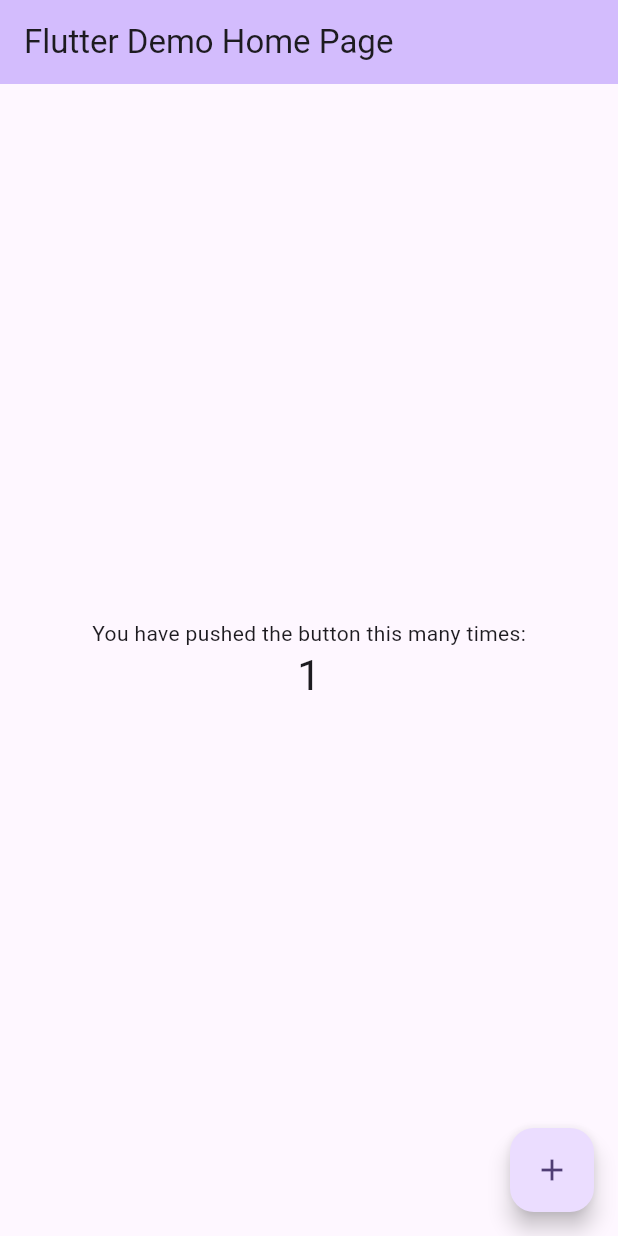
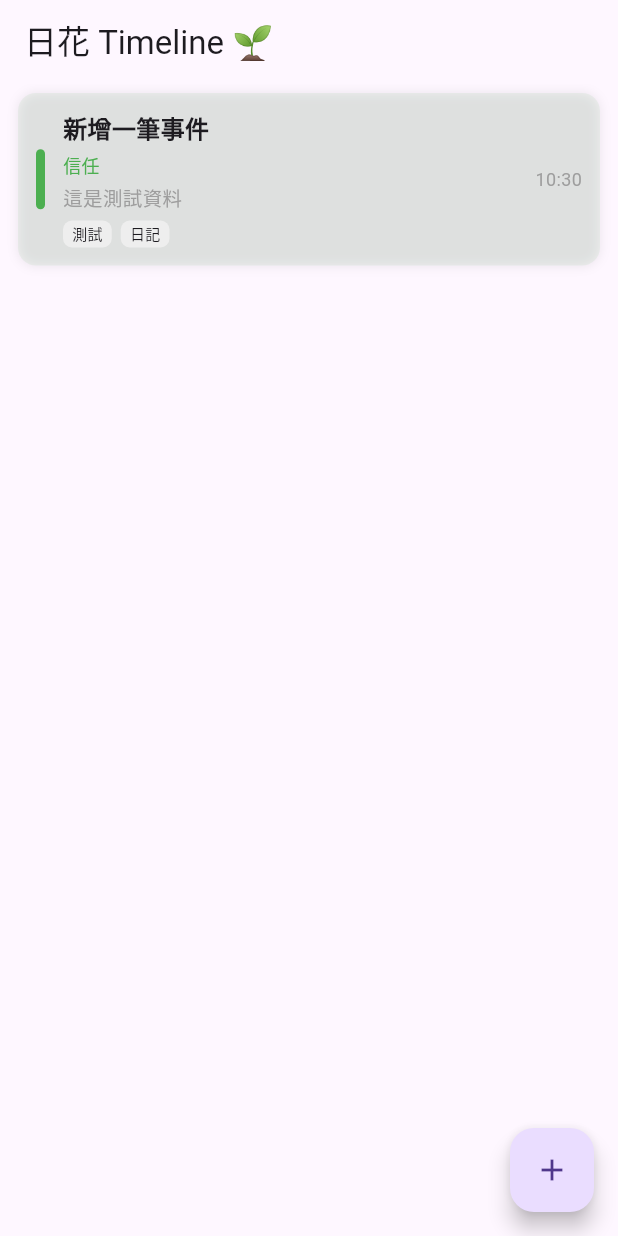
Before and after one commit to doyu-white777/Jit-Hue, a Flutter app: the screen it shows after launch, after a tap on the "add" icon, on a phone screen of 412 x 824 dp. Run offline on Flutter 3.47's test engine with Material 3 defaults, Android fonts, the phone set to English and light mode, and no system bars.

Commit message:
新增事件時間軸初版雛形

```diff
--- a/lib/main.dart
+++ b/lib/main.dart
@@ -1,4 +1,9 @@
+import 'dart:math';
+
 import 'package:flutter/material.dart';
+import 'package:jit_hue/widget/event_timeline.dart';
+import 'package:jit_hue/widget_model/emotion_type.dart';
+import 'package:jit_hue/widget_model/event_info.dart';
 
 void main() {
   runApp(const MyApp());
@@ -7,116 +12,54 @@ void main() {
 class MyApp extends StatelessWidget {
   const MyApp({super.key});
 
-  // This widget is the root of your application.
   @override
   Widget build(BuildContext context) {
-    return MaterialApp(
-      title: 'Flutter Demo',
-      theme: ThemeData(
-        // This is the theme of your application.
-        //
-        // TRY THIS: Try running your application with "flutter run". You'll see
-        // the application has a purple toolbar. Then, without quitting the app,
-        // try changing the seedColor in the colorScheme below to Colors.green
-        // and then invoke "hot reload" (save your changes or press the "hot
-        // reload" button in a Flutter-supported IDE, or press "r" if you used
-        // the command line to start the app).
-        //
-        // Notice that the counter didn't reset back to zero; the application
-        // state is not lost during the reload. To reset the state, use hot
-        // restart instead.
-        //
-        // This works for code too, not just values: Most code changes can be
-        // tested with just a hot reload.
-        colorScheme: ColorScheme.fromSeed(seedColor: Colors.deepPurple),
-      ),
-      home: const MyHomePage(title: 'Flutter Demo Home Page'),
-    );
+    return const MaterialApp(home: TimelinePage());
   }
 }
 
-class MyHomePage extends StatefulWidget {
-  const MyHomePage({super.key, required this.title});
-
-  // This widget is the home page of your application. It is stateful, meaning
-  // that it has a State object (defined below) that contains fields that affect
-  // how it looks.
-
-  // This class is the configuration for the state. It holds the values (in this
-  // case the title) provided by the parent (in this case the App widget) and
-  // used by the build method of the State. Fields in a Widget subclass are
-  // always marked "final".
-
-  final String title;
+/// 🧾 Timeline 頁面（你的主畫面）
+class TimelinePage extends StatefulWidget {
+  const TimelinePage({super.key});
 
   @override
-  State<MyHomePage> createState() => _MyHomePageState();
+  State<TimelinePage> createState() => _TimelinePageState();
 }
 
-class _MyHomePageState extends State<MyHomePage> {
-  int _counter = 0;
-
-  void _incrementCounter() {
-    setState(() {
-      // This call to setState tells the Flutter framework that something has
-      // changed in this State, which causes it to rerun the build method below
-      // so that the display can reflect the updated values. If we changed
-      // _counter without calling setState(), then the build method would not be
-      // called again, and so nothing would appear to happen.
-      _counter++;
-    });
-  }
+class _TimelinePageState extends State<TimelinePage> {
+  /// 🔑 控制整個 Timeline（不是單一卡片）
+  final GlobalKey<EventTimelineWidgetState> timelineKey = GlobalKey();
 
   @override
   Widget build(BuildContext context) {
-    // This method is rerun every time setState is called, for instance as done
-    // by the _incrementCounter method above.
-    //
-    // The Flutter framework has been optimized to make rerunning build methods
-    // fast, so that you can just rebuild anything that needs updating rather
-    // than having to individually change instances of widgets.
     return Scaffold(
-      appBar: AppBar(
-        // TRY THIS: Try changing the color here to a specific color (to
-        // Colors.amber, perhaps?) and trigger a hot reload to see the AppBar
-        // change color while the other colors stay the same.
-        backgroundColor: Theme.of(context).colorScheme.inversePrimary,
-        // Here we take the value from the MyHomePage object that was created by
-        // the App.build method, and use it to set our appbar title.
-        title: Text(widget.title),
+      appBar: AppBar(title: const Text("日花 Timeline 🌱")),
+
+      /// 📦 Timeline 容器
+      body: EventTimelineWidget(key: timelineKey),
+
+      /// ➕ 測試新增事件
+      floatingActionButton: FloatingActionButton(
+        onPressed: () {
+          timelineKey.currentState?.addEvent(
+            EventInfo(
+              title: "新增一筆事件",
+              description: "這是測試資料",
+              time: DateTime.now(),
+              emotion: randomEmotion(),
+              // 🔥 這裡
+              tags: ["測試", "日記"],
+            ),
+          );
+        },
+        child: const Icon(Icons.add),
       ),
-      body: Center(
-        // Center is a layout widget. It takes a single child and positions it
-        // in the middle of the parent.
-        child: Column(
-          // Column is also a layout widget. It takes a list of children and
-          // arranges them vertically. By default, it sizes itself to fit its
-          // children horizontally, and tries to be as tall as its parent.
-          //
-          // Column has various properties to control how it sizes itself and
-          // how it positions its children. Here we use mainAxisAlignment to
-          // center the children vertically; the main axis here is the vertical
-          // axis because Columns are vertical (the cross axis would be
-          // horizontal).
-          //
-          // TRY THIS: Invoke "debug painting" (choose the "Toggle Debug Paint"
-          // action in the IDE, or press "p" in the console), to see the
-          // wireframe for each widget.
-          mainAxisAlignment: MainAxisAlignment.center,
-          children: <Widget>[
-            const Text('You have pushed the button this many times:'),
-            Text(
-              '$_counter',
-              style: Theme.of(context).textTheme.headlineMedium,
-            ),
-          ],
-        ),
-      ),
-      floatingActionButton: FloatingActionButton(
-        onPressed: _incrementCounter,
-        tooltip: 'Increment',
-        child: const Icon(Icons.add),
-      ), // This trailing comma makes auto-formatting nicer for build methods.
     );
   }
+
+  EmotionType randomEmotion() {
+    final values = EmotionType.values;
+    final random = Random();
+    return values[random.nextInt(values.length)];
+  }
 }
--- /dev/null
+++ b/lib/widget/animated_event_item.dart
@@ -0,0 +1,63 @@
+import 'package:flutter/material.dart';
+import 'package:jit_hue/widget/event_card.dart';
+import 'package:jit_hue/widget_model/event_info.dart';
+
+/// 🎬 AnimatedEventItem
+/// 👉 單一事件的「動畫包裝器」
+///
+/// 職責：
+/// - 控制進場動畫（fade + slide）
+/// - 包裝 EventCardWidget
+class AnimatedEventItem extends StatefulWidget {
+  final EventInfo event;
+
+  const AnimatedEventItem({super.key, required this.event});
+
+  @override
+  State<AnimatedEventItem> createState() => _AnimatedEventItemState();
+}
+
+class _AnimatedEventItemState extends State<AnimatedEventItem>
+    with SingleTickerProviderStateMixin {
+  late AnimationController _controller;
+  late Animation<double> _fade;
+  late Animation<Offset> _slide;
+
+  @override
+  void initState() {
+    super.initState();
+
+    /// 🎬 初始化動畫
+    _controller = AnimationController(
+      vsync: this,
+      duration: const Duration(milliseconds: 400),
+    );
+
+    _fade = CurvedAnimation(parent: _controller, curve: Curves.easeOut);
+
+    _slide = Tween<Offset>(
+      begin: const Offset(0, 0.2), // 從下滑入
+      end: Offset.zero,
+    ).animate(_controller);
+
+    /// 👉 元件建立時直接播放（新增事件時觸發）
+    _controller.forward();
+  }
+
+  @override
+  void dispose() {
+    _controller.dispose();
+    super.dispose();
+  }
+
+  @override
+  Widget build(BuildContext context) {
+    return FadeTransition(
+      opacity: _fade,
+      child: SlideTransition(
+        position: _slide,
+        child: EventCardWidget(event: widget.event),
+      ),
+    );
+  }
+}
--- /dev/null
+++ b/lib/widget/event_card.dart
@@ -0,0 +1,166 @@
+import 'package:flutter/material.dart';
+import 'package:jit_hue/widget_model/event_info.dart';
+import 'package:jit_hue/widget_model/emotion_type.dart';
+
+/// 🎴 EventCardWidget
+/// 👉 單一事件卡片（純 UI，資料驅動）
+///
+/// 特點：
+/// - 使用 EmotionType 控制顏色
+/// - 支援情緒標籤顯示
+/// - 可擴展（點擊 / 展開 / 編輯）
+class EventCardWidget extends StatelessWidget {
+  /// 📦 事件資料
+  final EventInfo event;
+
+  /// 🧩 點擊事件（可選）
+  final VoidCallback? onTap;
+
+  const EventCardWidget({
+    super.key,
+    required this.event,
+    this.onTap,
+  });
+
+  @override
+  Widget build(BuildContext context) {
+    final emotionColor = event.emotion?.color ?? Colors.grey;
+
+    return GestureDetector(
+      onTap: onTap,
+      child: Container(
+        margin: const EdgeInsets.symmetric(vertical: 6, horizontal: 12),
+        padding: const EdgeInsets.all(12),
+        decoration: BoxDecoration(
+          /// 🎨 淡色背景（有情緒時才有）
+          color: event.emotion != null
+              ? emotionColor.withOpacity(0.08)
+              : Colors.white,
+
+          borderRadius: BorderRadius.circular(12),
+
+          /// 🌫️ 陰影
+          boxShadow: [
+            BoxShadow(
+              blurRadius: 6,
+              color: Colors.black.withOpacity(0.08),
+            ),
+          ],
+        ),
+        child: Row(
+          children: [
+            /// 🟡 左側情緒色條
+            _buildTimelineIndicator(emotionColor),
+
+            const SizedBox(width: 12),
+
+            /// 📝 內容區
+            Expanded(child: _buildContent(emotionColor)),
+
+            /// ⏰ 時間
+            _buildTime(),
+          ],
+        ),
+      ),
+    );
+  }
+
+  /// 🟡 左側情緒色條
+  Widget _buildTimelineIndicator(Color color) {
+    return Container(
+      width: 6,
+      height: 40,
+      decoration: BoxDecoration(
+        color: color,
+        borderRadius: BorderRadius.circular(3),
+      ),
+    );
+  }
+
+  /// 📝 內容區
+  Widget _buildContent(Color emotionColor) {
+    return Column(
+      crossAxisAlignment: CrossAxisAlignment.start,
+      children: [
+        /// 標題
+        Text(
+          event.title,
+          style: const TextStyle(
+            fontSize: 16,
+            fontWeight: FontWeight.bold,
+          ),
+        ),
+
+        /// 情緒標籤（🔥 核心）
+        if (event.emotion != null)
+          Padding(
+            padding: const EdgeInsets.only(top: 4),
+            child: Text(
+              event.emotion!.label,
+              style: TextStyle(
+                fontSize: 12,
+                color: emotionColor,
+                fontWeight: FontWeight.w500,
+              ),
+            ),
+          ),
+
+        /// 描述
+        if (event.description != null)
+          Padding(
+            padding: const EdgeInsets.only(top: 4),
+            child: Text(
+              event.description!,
+              style: const TextStyle(
+                fontSize: 13,
+                color: Colors.grey,
+              ),
+            ),
+          ),
+
+        /// 🏷️ Tags
+        if (event.tags != null && event.tags!.isNotEmpty)
+          Padding(
+            padding: const EdgeInsets.only(top: 6),
+            child: Wrap(
+              spacing: 6,
+              children: event.tags!
+                  .map((tag) => _buildTag(tag))
+                  .toList(),
+            ),
+          ),
+      ],
+    );
+  }
+
+  /// 🏷️ Tag UI
+  Widget _buildTag(String tag) {
+    return Container(
+      padding: const EdgeInsets.symmetric(horizontal: 6, vertical: 2),
+      decoration: BoxDecoration(
+        color: Colors.grey.shade200,
+        borderRadius: BorderRadius.circular(6),
+      ),
+      child: Text(
+        tag,
+        style: const TextStyle(fontSize: 10),
+      ),
+    );
+  }
+
+  /// ⏰ 時間
+  Widget _buildTime() {
+    return Text(
+      _formatTime(event.time),
+      style: const TextStyle(
+        fontSize: 12,
+        color: Colors.grey,
+      ),
+    );
+  }
+
+  /// 🕒 時間格式
+  String _formatTime(DateTime time) {
+    return "${time.hour.toString().padLeft(2, '0')}:${time.minute.toString().padLeft(2, '0')}";
+  }
+}
--- /dev/null
+++ b/lib/widget/event_timeline.dart
@@ -0,0 +1,52 @@
+import 'package:flutter/material.dart';
+import 'package:jit_hue/widget/animated_event_item.dart';
+import 'package:jit_hue/widget_model/event_info.dart';
+
+class EventTimelineWidget extends StatefulWidget {
+  const EventTimelineWidget({super.key});
+
+  @override
+  State<EventTimelineWidget> createState() => EventTimelineWidgetState();
+}
+
+class EventTimelineWidgetState extends State<EventTimelineWidget> {
+  final List<EventInfo> _events = [];
+
+  /// 🔥 新增事件（核心入口）
+  void addEvent(EventInfo event) {
+    setState(() {
+      _events.insert(0, event); // 最新在最上面
+    });
+  }
+
+  /// 🧠 可選：清空
+  void clear() {
+    setState(() {
+      _events.clear();
+    });
+  }
+
+  @override
+  Widget build(BuildContext context) {
+    if (_events.isEmpty) {
+      return const Center(
+        child: Text(
+          "尚未建立任何事件",
+          style: TextStyle(color: Colors.grey),
+        ),
+      );
+    }
+
+    return ListView.builder(
+      itemCount: _events.length,
+      itemBuilder: (context, index) {
+        final event = _events[index];
+
+        return AnimatedEventItem(
+          key: ValueKey(event.id), // 🔥 用 id 比 time 更安全
+          event: event,
+        );
+      },
+    );
+  }
+}
--- /dev/null
+++ b/lib/widget_model/emotion_type.dart
@@ -0,0 +1,152 @@
+import 'package:flutter/material.dart';
+
+enum EmotionType {
+  // 🟡 JOY 系
+  serenity,
+  joy,
+  ecstasy,
+
+  // 🟢 TRUST 系
+  acceptance,
+  trust,
+  admiration,
+
+  // 🟢 FEAR 系
+  apprehension,
+  fear,
+  terror,
+
+  // 🔵 SURPRISE 系
+  distraction,
+  surprise,
+  amazement,
+
+  // 🔵 SADNESS 系
+  pensiveness,
+  sadness,
+  grief,
+
+  // ⚪ DISGUST 系
+  boredom,
+  disgust,
+  loathing,
+
+  // 🔴 ANGER 系
+  annoyance,
+  anger,
+  rage,
+
+  // 🟠 ANTICIPATION 系
+  interest,
+  anticipation,
+  vigilance,
+}
+
+extension EmotionColor on EmotionType {
+  Color get color {
+    switch (this) {
+
+    // 🟡 JOY（黃）
+      case EmotionType.serenity:
+        return Colors.yellow.shade200;
+      case EmotionType.joy:
+        return Colors.yellow;
+      case EmotionType.ecstasy:
+        return Colors.yellow.shade700;
+
+    // 🟢 TRUST（綠）
+      case EmotionType.acceptance:
+        return Colors.green.shade200;
+      case EmotionType.trust:
+        return Colors.green;
+      case EmotionType.admiration:
+        return Colors.green.shade700;
+
+    // 🟢 FEAR（偏綠深）
+      case EmotionType.apprehension:
+        return Colors.lightGreen.shade200;
+      case EmotionType.fear:
+        return Colors.lightGreen;
+      case EmotionType.terror:
+        return Colors.lightGreen.shade800;
+
+    // 🔵 SURPRISE（青）
+      case EmotionType.distraction:
+        return Colors.cyan.shade200;
+      case EmotionType.surprise:
+        return Colors.cyan;
+      case EmotionType.amazement:
+        return Colors.cyan.shade700;
+
+    // 🔵 SADNESS（藍）
+      case EmotionType.pensiveness:
+        return Colors.blue.shade200;
+      case EmotionType.sadness:
+        return Colors.blue;
+      case EmotionType.grief:
+        return Colors.blue.shade900;
+
+    // ⚪ DISGUST（紫灰）
+      case EmotionType.boredom:
+        return Colors.purple.shade200;
+      case EmotionType.disgust:
+        return Colors.purple;
+      case EmotionType.loathing:
+        return Colors.purple.shade800;
+
+    // 🔴 ANGER（紅）
+      case EmotionType.annoyance:
+        return Colors.red.shade200;
+      case EmotionType.anger:
+        return Colors.red;
+      case EmotionType.rage:
+        return Colors.red.shade900;
+
+    // 🟠 ANTICIPATION（橘）
+      case EmotionType.interest:
+        return Colors.orange.shade200;
+      case EmotionType.anticipation:
+        return Colors.orange;
+      case EmotionType.vigilance:
+        return Colors.orange.shade800;
+    }
+  }
+}
+
+extension EmotionLabel on EmotionType {
+  String get label {
+    switch (this) {
+      case EmotionType.serenity: return "平靜";
+      case EmotionType.joy: return "喜悅";
+      case EmotionType.ecstasy: return "狂喜";
+
+      case EmotionType.acceptance: return "接納";
+      case EmotionType.trust: return "信任";
+      case EmotionType.admiration: return "欽佩";
+
+      case EmotionType.apprehension: return "擔憂";
+      case EmotionType.fear: return "恐懼";
+      case EmotionType.terror: return "驚恐";
+
+      case EmotionType.distraction: return "分心";
+      case EmotionType.surprise: return "驚訝";
+      case EmotionType.amazement: return "驚奇";
+
+      case EmotionType.pensiveness: return "沉思";
+      case EmotionType.sadness: return "悲傷";
+      case EmotionType.grief: return "悲痛";
+
+      case EmotionType.boredom: return "無聊";
+      case EmotionType.disgust: return "厭惡";
+      case EmotionType.loathing: return "憎恨";
+
+      case EmotionType.annoyance: return "煩躁";
+      case EmotionType.anger: return "憤怒";
+      case EmotionType.rage: return "暴怒";
+
+      case EmotionType.interest: return "興趣";
+      case EmotionType.anticipation: return "期待";
+      case EmotionType.vigilance: return "警覺";
+    }
+  }
+}
--- /dev/null
+++ b/lib/widget_model/event_info.dart
@@ -0,0 +1,48 @@
+import 'package:jit_hue/widget_model/emotion_type.dart';
+
+class EventInfo {
+  /// 唯一識別
+  final String id;
+
+  /// 標題
+  final String title;
+
+  /// 描述
+  final String? description;
+
+  /// 發生時間
+  final DateTime time;
+
+  /// 🎯 情緒（改為強型別）
+  final EmotionType? emotion;
+
+  /// 標籤
+  final List<String>? tags;
+
+  EventInfo({
+    String? id,
+    required this.title,
+    this.description,
+    required this.time,
+    this.emotion,
+    this.tags,
+  }) : id = id ?? time.microsecondsSinceEpoch.toString();
+
+  /// 🔁 copyWith（支援情緒更新）
+  EventInfo copyWith({
+    String? title,
+    String? description,
+    DateTime? time,
+    EmotionType? emotion,
+    List<String>? tags,
+  }) {
+    return EventInfo(
+      id: id,
+      title: title ?? this.title,
+      description: description ?? this.description,
+      time: time ?? this.time,
+      emotion: emotion ?? this.emotion,
+      tags: tags ?? this.tags,
+    );
+  }
+}
```
